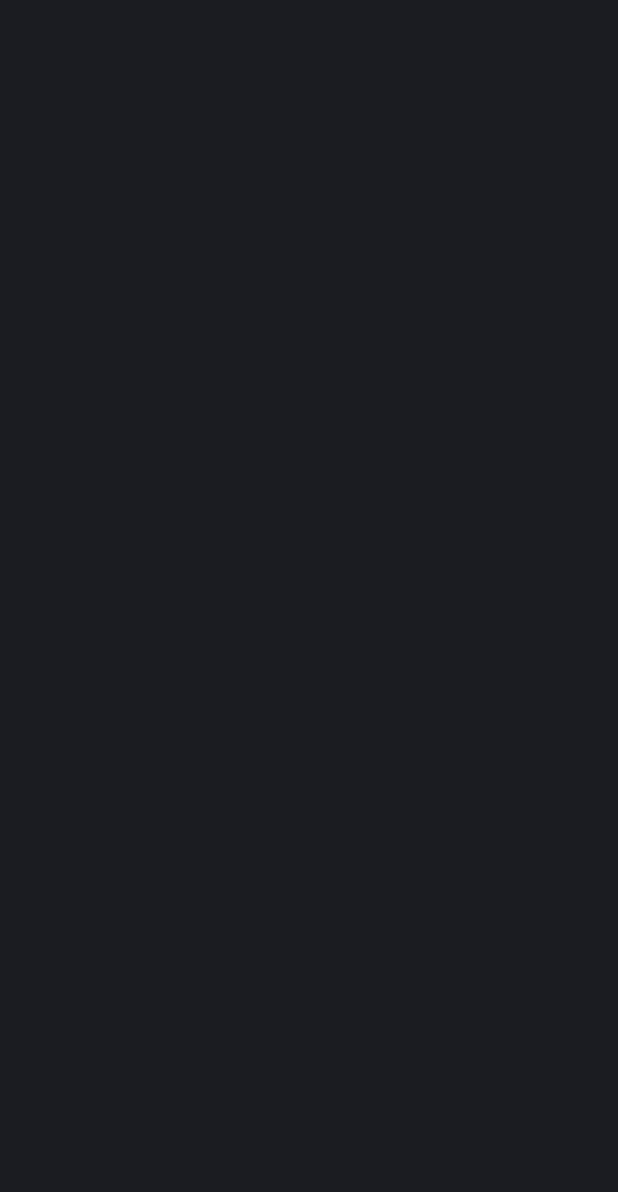
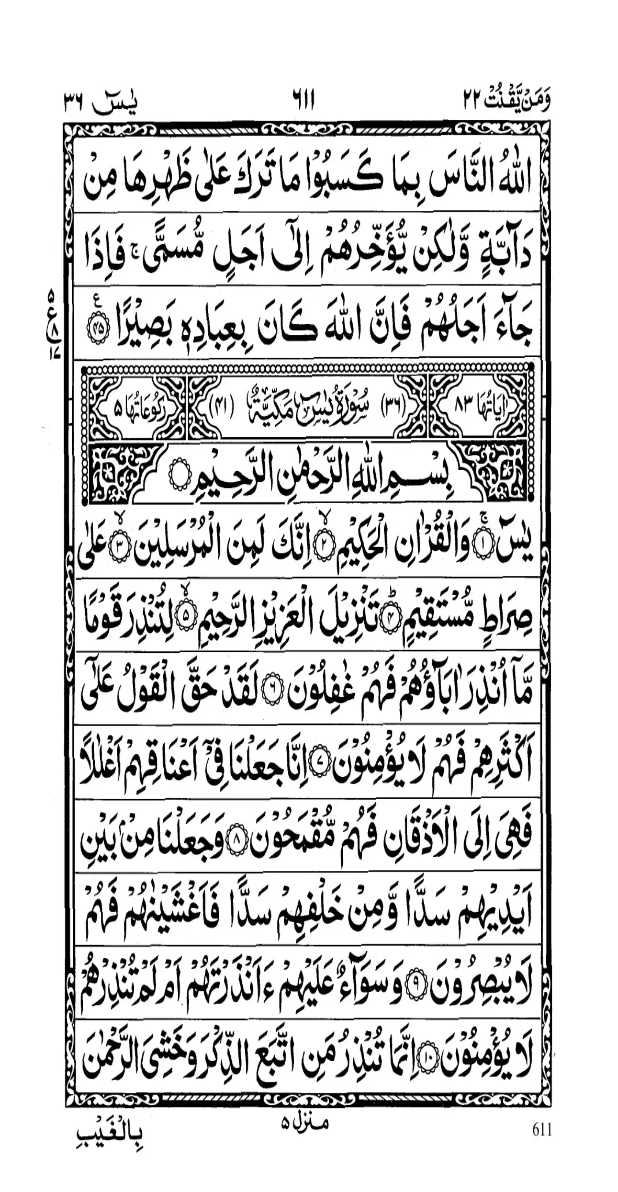
Before and after one commit to theapache64/yaseen, an Android app: the screen it shows after launch (MainActivity), on a phone screen of 412 x 824 dp. Before the commit the part shown is empty. Shown: the top 1192 px of the screen. Run offline under Robolectric (Android 15) with nearby library versions, the phone set to English and light mode, and no system bars.

Commit message:
Add ViewPager2 for swipeable image pages

```diff
--- a/app/build.gradle.kts
+++ b/app/build.gradle.kts
@@ -37,4 +37,7 @@ android {
 
 dependencies {
 
+
+    // ViewPager2 : AndroidX Widget ViewPager2
+    implementation("androidx.viewpager2:viewpager2:1.1.0")
 }
--- a/app/src/main/java/com/github/theapache64/yaseen/MainActivity.kt
+++ b/app/src/main/java/com/github/theapache64/yaseen/MainActivity.kt
@@ -1,13 +1,81 @@
 package com.github.theapache64.yaseen
 
-import android.app.Activity
 import android.os.Bundle
+import android.view.LayoutInflater
+import android.view.View
+import android.view.ViewGroup
 import android.view.Window
+import android.widget.ImageView
+import androidx.core.view.ViewCompat
+import androidx.fragment.app.Fragment
+import androidx.fragment.app.FragmentActivity
+import androidx.viewpager2.adapter.FragmentStateAdapter
+import androidx.viewpager2.widget.ViewPager2
 
-class MainActivity : Activity() {
+val yaseen = arrayOf(
+    R.drawable.page_1,
+    R.drawable.page_2,
+    R.drawable.page_3,
+    R.drawable.page_4,
+    R.drawable.page_5,
+    R.drawable.page_6,
+    R.drawable.page_7,
+    R.drawable.page_8,
+)
+
+
+class MainActivity : FragmentActivity() {
     override fun onCreate(savedInstanceState: Bundle?) {
         super.onCreate(savedInstanceState)
         requestWindowFeature(Window.FEATURE_NO_TITLE)
         setContentView(R.layout.activity_main)
+
+
+        val adapter = object : FragmentStateAdapter(this) {
+            override fun createFragment(position: Int): Fragment {
+                return PageFragment.newInstance(position)
+            }
+
+            override fun getItemCount(): Int = yaseen.size
+        }
+
+        findViewById<ViewPager2>(R.id.vp_yaseen).apply {
+            this.adapter = adapter
+            this.layoutDirection = ViewPager2.LAYOUT_DIRECTION_RTL
+        }
     }
 }
+
+class PageFragment : Fragment() {
+    companion object {
+        private const val KEY_PAGE = "page"
+        fun newInstance(page: Int): PageFragment {
+            return PageFragment().apply {
+                arguments = Bundle().apply {
+                    putInt(KEY_PAGE, page)
+                }
+            }
+        }
+    }
+
+    override fun onCreateView(
+        inflater: LayoutInflater,
+        container: ViewGroup?,
+        savedInstanceState: Bundle?
+    ): View? {
+        val position = arguments?.getInt(KEY_PAGE) ?: -1
+        val ivPage = ImageView(context).apply {
+            // full screen
+            layoutParams = ViewGroup.LayoutParams(
+                ViewGroup.LayoutParams.MATCH_PARENT,
+                ViewGroup.LayoutParams.MATCH_PARENT
+            )
+            scaleType = ImageView.ScaleType.FIT_XY
+
+            // image
+            setImageResource(yaseen[position])
+
+        }
+        return ivPage
+    }
+}
--- a/app/src/main/res/layout/activity_main.xml
+++ b/app/src/main/res/layout/activity_main.xml
@@ -6,5 +6,9 @@
         android:layout_height="match_parent"
         tools:context=".MainActivity">
 
+    <androidx.viewpager2.widget.ViewPager2
+            android:id="@+id/vp_yaseen"
+            android:layout_width="match_parent"
+            android:layout_height="match_parent" />
 
 </FrameLayout>
```
